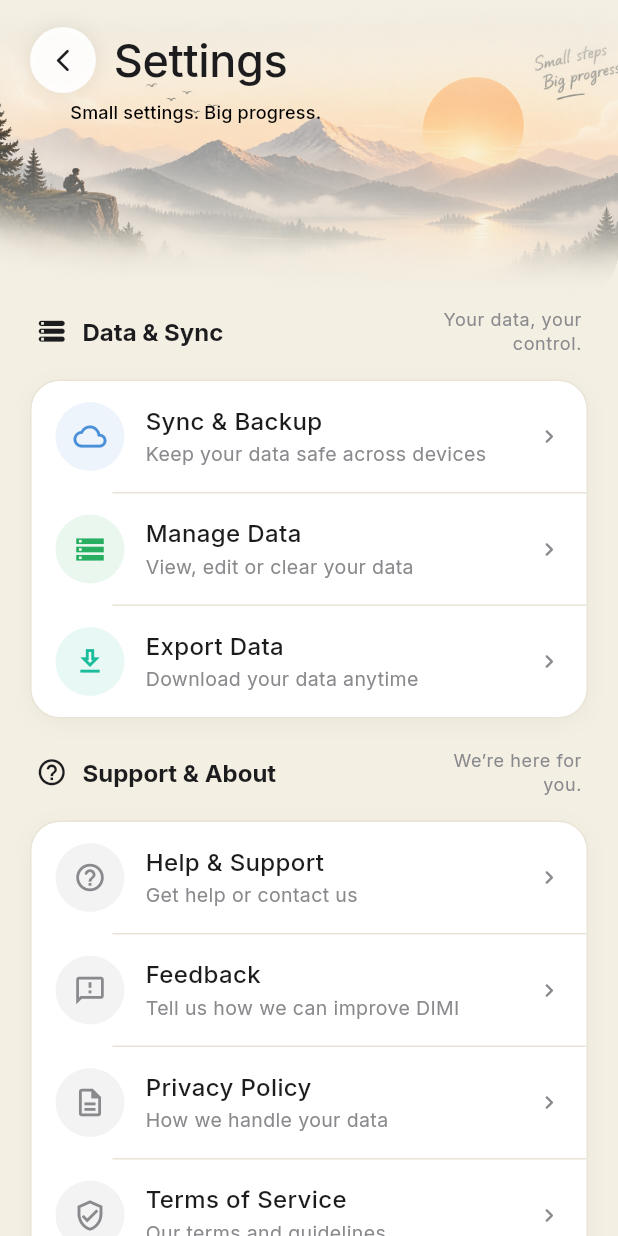
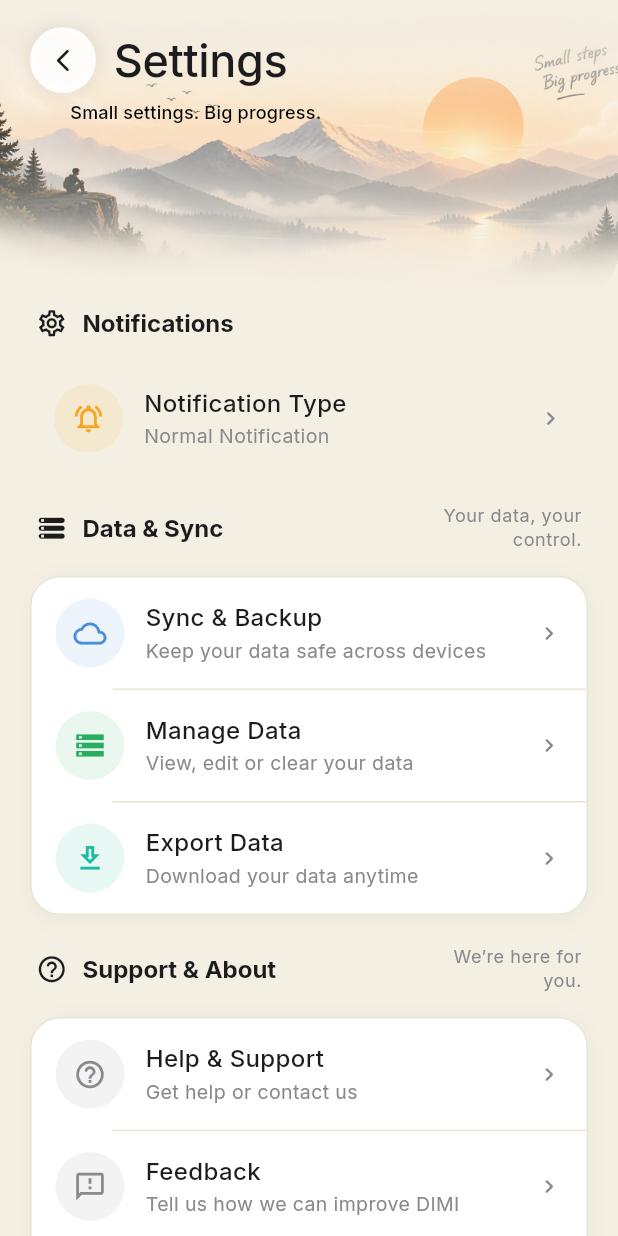
Before and after one commit to incognito-devraj/DIMI, a Flutter app: the SettingsScreen screen opened by its route, on a phone screen of 412 x 824 dp. Run offline on Flutter 3.47's test engine with Material 3 defaults, Android fonts, the phone set to English and light mode, and no system bars; our stand-ins replace drift, file_picker, fl_chart, flutter_local_notifications, flutter_riverpod, flutter_svg and 5 more; accounts and stored records are empty; generated files the repository leaves out were written again.

```diff
--- a/lib/screens/settings/settings_screen.dart
+++ b/lib/screens/settings/settings_screen.dart
@@ -5,6 +5,7 @@
 import '../../config/supabase_config.dart';
 import '../../routing/app_router.dart';
 import '../../services/auth_service.dart';
+import '../../services/notification_service.dart';
 import '../../providers/database_provider.dart';
 import '../../theme/app_theme.dart';
 import '../../widgets/dimi_hero.dart';
@@ -34,6 +35,16 @@
             ),
 
             const SliverToBoxAdapter(child: SizedBox(height: 5)),
+            _SectionHeader(title: 'Notifications'),
+            const SliverToBoxAdapter(
+              child: Padding(
+                padding: EdgeInsets.symmetric(
+                  horizontal: AppSpacing.screenHorizontal,
+                ),
+                child: _NotificationModeTile(),
+              ),
+            ),
+            const SliverToBoxAdapter(child: SizedBox(height: 20)),
             // ── Data & Sync ───────────────────────────────────────────────
             _SectionHeader(title: 'Data & Sync'),
             _SectionCard(
@@ -184,6 +195,70 @@
 }
 
 // ── Account section (needs StatefulWidget for async logout) ──────────────────
+
+class _NotificationModeTile extends StatefulWidget {
+  const _NotificationModeTile();
+
+  @override
+  State<_NotificationModeTile> createState() => _NotificationModeTileState();
+}
+
+class _NotificationModeTileState extends State<_NotificationModeTile> {
+  late Future<bool> _mode;
+
+  @override
+  void initState() {
+    super.initState();
+    _mode = NotificationService.instance.isFullScreenModeEnabled();
+  }
+
+  Future<void> _choose(bool fullScreen) async {
+    await NotificationService.instance.setNotificationMode(
+      fullScreen
+          ? DimiNotificationMode.fullScreen
+          : DimiNotificationMode.normal,
+    );
+    if (!mounted) return;
+    setState(() => _mode = Future.value(fullScreen));
+  }
+
+  @override
+  Widget build(BuildContext context) {
+    return FutureBuilder<bool>(
+      future: _mode,
+      builder: (context, snapshot) {
+        final fullScreen = snapshot.data ?? false;
+        return _SettingsTile(
+          icon: Icons.notifications_active_outlined,
+          iconColor: AppColors.accent,
+          label: 'Notification Type',
+          subtitle: fullScreen
+              ? 'Full Screen Notification'
+              : 'Normal Notification',
+          onTap: () async {
+            final selected = await showDialog<bool>(
+              context: context,
+              builder: (context) => SimpleDialog(
+                title: const Text('Notification Type'),
+                children: [
+                  SimpleDialogOption(
+                    onPressed: () => Navigator.pop(context, false),
+                    child: const Text('Normal Notification'),
+                  ),
+                  SimpleDialogOption(
+                    onPressed: () => Navigator.pop(context, true),
+                    child: const Text('Full Screen Notification'),
+                  ),
+                ],
+              ),
+            );
+            if (selected != null) await _choose(selected);
+          },
+        );
+      },
+    );
+  }
+}
 
 class _AccountSection extends StatefulWidget {
   const _AccountSection();
```
Also changed, not shown: lib/main.dart (+23 -0 lines), lib/routing/app_router.dart (+23 -0 lines), lib/services/notification_service.dart (+64 -3 lines), 2 other files.
